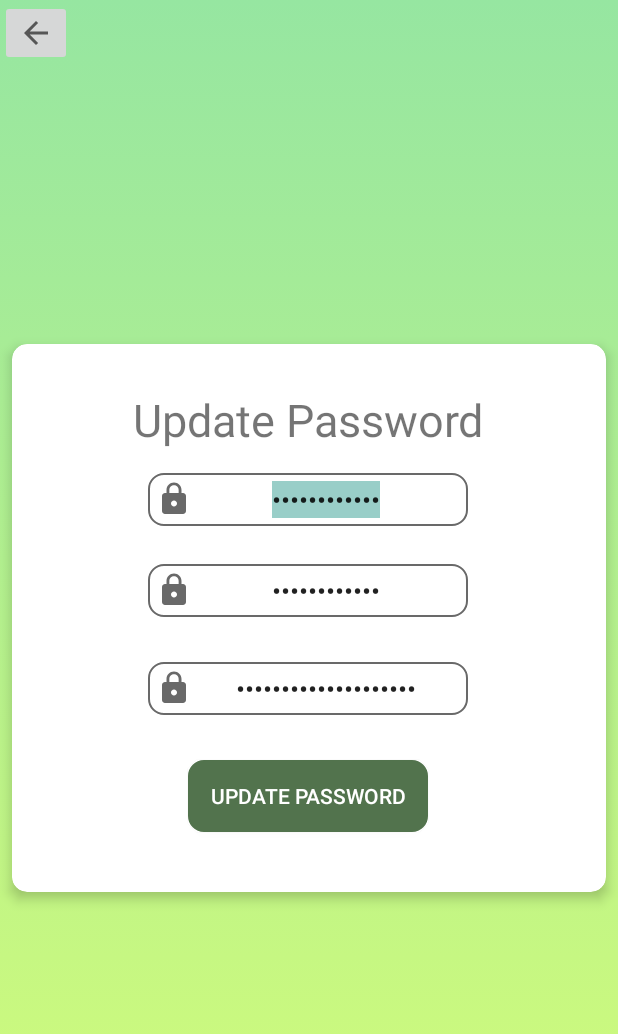
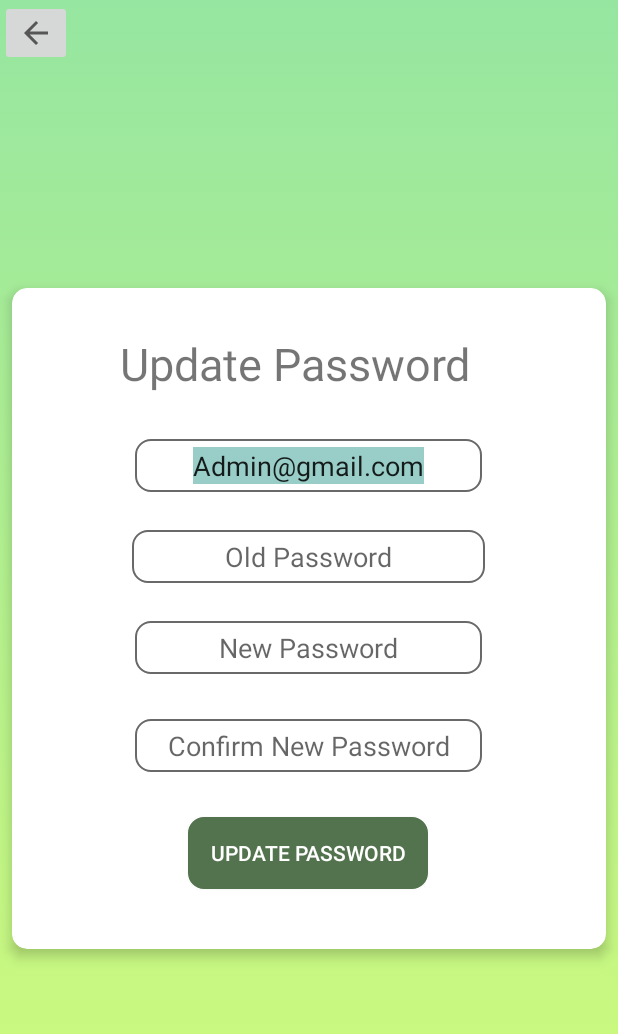
Before and after one commit to AseelBu/My-CO2-Footprint, an Android app: the UpdatePasswordActivity screen opened directly, with no data from a screen before it, on a phone screen of 412 x 824 dp. Shown: the top 1034 px of the screen. Run offline under Robolectric (Android 15) with nearby library versions, the phone set to English and light mode, and no system bars.

Commit message:
Adding update password funnction,and create admin account

```diff
--- a/app/src/main/java/com/androidcourse/energyconsumptiondiary_androidapp/Model/User.java
+++ b/app/src/main/java/com/androidcourse/energyconsumptiondiary_androidapp/Model/User.java
@@ -47,6 +47,12 @@ public class User implements Comparable{
         this.email=email;
         this.password=Password;
     }
+    public User(String email,String Password) {
+
+        this.email=email;
+        this.password=Password;
+    }
+
 
     public void setEmail(String email) {
         this.email = email;
--- a/app/src/main/java/com/androidcourse/energyconsumptiondiary_androidapp/SignUpActivity.java
+++ b/app/src/main/java/com/androidcourse/energyconsumptiondiary_androidapp/SignUpActivity.java
@@ -15,7 +15,6 @@ import com.androidcourse.energyconsumptiondiary_androidapp.core.DataHolder;
 import androidx.appcompat.app.AlertDialog;
 import androidx.appcompat.app.AppCompatActivity;
 
-import java.time.Clock;
 import java.util.ArrayList;
 import java.util.regex.Pattern;
 public class SignUpActivity extends AppCompatActivity{
@@ -41,7 +40,7 @@ public class SignUpActivity extends AppCompatActivity{
 //        lastName.setText("klien");
         email=(EditText)findViewById(R.id.email);
 //        email.setText("George_Klien@gmail.com");
-        password=(EditText)findViewById(R.id.password);
+        password=(EditText)findViewById(R.id.oldpassword);
 //        password.setText("12345678");
         confirmPassword=(EditText)findViewById(R.id.confirmPassword);
 //        confirmPassword.setText("12345678");
@@ -74,7 +73,7 @@ public class SignUpActivity extends AppCompatActivity{
         if (flag == true) {
             if (checkIfEmailExist() == false && checkIfEmailisValid() == true && checkIfTwoPasswordIsEquals() == true) {
 //                Log.d("email:", "yeaaaaaaaaaaaaaaaaaaaaaah");
-                dh.addUserDetails(firstName.getText().toString(), lastName.getText().toString(), email.getText().toString(), password.getText().toString());
+                dh.addUserDetails(firstName.getText().toString(), lastName.getText().toString(),email.getText().toString(), password.getText().toString());
                 Toast.makeText(SignUpActivity.this,
                         "congratulations,You now a new member (: ",
                         Toast.LENGTH_SHORT).show();
--- a/app/src/main/java/com/androidcourse/energyconsumptiondiary_androidapp/core/DataHolder.java
+++ b/app/src/main/java/com/androidcourse/energyconsumptiondiary_androidapp/core/DataHolder.java
@@ -49,6 +49,12 @@ public class DataHolder {
         this.usersList.add(new User(firstName2,lastName2,email2,password2));
 //        Log.d("arraylis",getUsers().get(0).getFirstName());
     }
+    public void addAdminDetails(String email2,String password2){
+//        Log.d("fffffffffffffffffffff",firstName);
+//        Log.d("lllllllllllllll",lastName);
+        this.usersList.add(new User(email2,password2));
+//        Log.d("arraylis",getUsers().get(0).getFirstName());
+    }
 
     public List<User> getLeaderboardUsers() {
         int size=10;
--- a/app/src/main/res/layout/signup.xml
+++ b/app/src/main/res/layout/signup.xml
@@ -103,7 +103,7 @@
                 android:singleLine="true" />
 
             <EditText
-                android:id="@+id/password"
+                android:id="@+id/oldpassword"
                 android:layout_width="wrap_content"
                 android:layout_height="wrap_content"
                 android:layout_gravity="center_horizontal|center_vertical"
--- a/app/src/main/res/layout/updatepassword.xml
+++ b/app/src/main/res/layout/updatepassword.xml
@@ -46,55 +46,65 @@
                 android:textSize="30sp" />
 
             <EditText
-                android:id="@+id/password"
-                android:layout_width="wrap_content"
+                android:id="@+id/emailaccount2"
+                android:layout_width="231dp"
+                android:layout_height="wrap_content"
+                android:layout_gravity="center_horizontal|center_vertical"
+                android:layout_margin="20dp"
+                android:background="@drawable/edit_round_shape"
+                android:ems="10"
+                android:gravity="center_horizontal|center_vertical"
+                android:hint="@string/oldpassword"
+                android:inputType="textEmailAddress"
+                android:padding="5dp"
+                android:selectAllOnFocus="true"
+                android:singleLine="true"
+                android:text="@string/emailaccount2" />
+
+            <EditText
+                android:id="@+id/oldpassword"
+                android:layout_width="235dp"
                 android:layout_height="wrap_content"
                 android:layout_gravity="center_horizontal|center_vertical"
                 android:layout_margin="5dp"
                 android:background="@drawable/edit_round_shape"
-                android:drawableLeft="@drawable/ic_baseline_lock_24"
                 android:ems="10"
                 android:gravity="center_horizontal|center_vertical"
                 android:hint="@string/oldpassword"
                 android:inputType="textPassword"
                 android:padding="5dp"
                 android:selectAllOnFocus="true"
-                android:singleLine="true"
-                android:text="@string/oldpassword" />
+                android:singleLine="true" />
 
             <EditText
                 android:id="@+id/newpassword"
-                android:layout_width="wrap_content"
+                android:layout_width="231dp"
                 android:layout_height="wrap_content"
                 android:layout_gravity="center_horizontal|center_vertical"
                 android:layout_margin="20dp"
                 android:background="@drawable/edit_round_shape"
-                android:drawableLeft="@drawable/ic_baseline_lock_24"
                 android:ems="10"
                 android:gravity="center_horizontal|center_vertical"
                 android:hint="@string/newpassword"
                 android:inputType="textPassword"
                 android:padding="5dp"
                 android:selectAllOnFocus="true"
-                android:singleLine="true"
-                android:text="@string/newpassword" />
+                android:singleLine="true" />
 
             <EditText
                 android:id="@+id/confirmnewpassword"
-                android:layout_width="wrap_content"
+                android:layout_width="231dp"
                 android:layout_height="wrap_content"
                 android:layout_gravity="center_horizontal|center_vertical"
                 android:layout_margin="10dp"
                 android:background="@drawable/edit_round_shape"
-                android:drawableLeft="@drawable/ic_baseline_lock_24"
                 android:ems="10"
                 android:gravity="center_horizontal|center_vertical"
                 android:hint="@string/confirmnewpassword"
                 android:inputType="textPassword"
                 android:padding="5dp"
                 android:selectAllOnFocus="true"
-                android:singleLine="true"
-                android:text="@string/confirmnewpassword" />
+                android:singleLine="true" />
 
             <Button
                 android:id="@+id/sendEmail"
--- a/app/src/main/res/values/strings.xml
+++ b/app/src/main/res/values/strings.xml
@@ -18,13 +18,17 @@
     <string name="signupBtn">Sign up</string>
     <string name="alreadyAMember">I am already a member</string>
 
+
+
     <!--    Titels-->
 
     <!-- new password-->
     <string name="oldpassword">Old Password</string>
     <string name="newpassword">New Password</string>
     <string name="confirmnewpassword">Confirm New Password</string>
-
+    <string name="old">Old Password</string>
+    <string name="neww">New Password</string>
+    <string name="confirmm">Confirm New Password</string>
 
     <string name="logoutbtn">Logout</string>
     <string name="logoutbtn2">Logout</string>
@@ -62,6 +66,8 @@
     <string name="yourPoints">Your points</string>
     <string name="yourRank">Your rank</string>
     <string name="logout">Logout</string>
+    <string name="emailaccount2">Email@email.com</string>
+
 
 
 </resources>
```
Also changed, not shown: app/src/main/java/com/androidcourse/energyconsumptiondiary_androidapp/LogInActivity.java (+8 -11 lines), app/src/main/java/com/androidcourse/energyconsumptiondiary_androidapp/MainActivity.java (+5 -2 lines), app/src/main/java/com/androidcourse/energyconsumptiondiary_androidapp/UpdatePasswordActivity.java (+111 -3 lines), app/src/main/res/layout/login.xml (+5 -5 lines).
